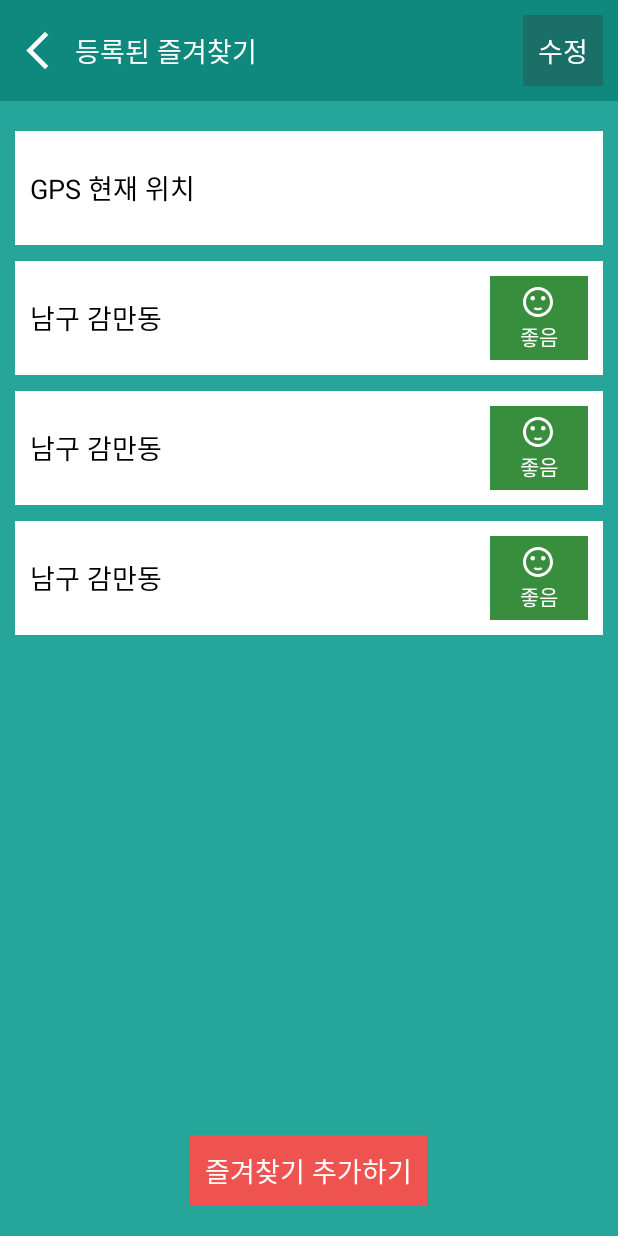
After one commit to yoonsangkwak/soft_squared, an Android app: the layout activity_favorite.xml on its own in the app's theme, with its tools: preview values and no code run, on a phone screen of 412 x 824 dp. The commit adds this screen. Run offline under Robolectric (Android 15) with nearby library versions, the phone set to English and light mode, and no system bars.

Commit message:
favorite activity

```diff
--- a/MyAPI/app/src/main/AndroidManifest.xml
+++ b/MyAPI/app/src/main/AndroidManifest.xml
@@ -6,13 +6,14 @@
     <uses-permission android:name="android.permission.ACCESS_FINE_LOCATION" />
 
     <application
-        android:usesCleartextTraffic="true"
         android:allowBackup="false"
         android:icon="@mipmap/ic_launcher"
         android:label="@string/app_name"
         android:roundIcon="@mipmap/ic_launcher_round"
         android:supportsRtl="true"
-        android:theme="@style/Theme.MyAPI">
+        android:theme="@style/Theme.MyAPI"
+        android:usesCleartextTraffic="true">
+        <activity android:name=".FavoriteActivity"></activity>
         <activity android:name=".MainActivity">
             <intent-filter>
                 <action android:name="android.intent.action.MAIN" />
--- a/MyAPI/app/src/main/res/drawable/ic_arrow_next.xml
+++ b/MyAPI/app/src/main/res/drawable/ic_right.xml
@@ -7,5 +7,5 @@
     android:autoMirrored="true">
   <path
       android:fillColor="@android:color/white"
-      android:pathData="M6.23,20.23l1.77,1.77l10,-10l-10,-10l-1.77,1.77l8.23,8.23z"/>
+      android:pathData="M10,17l5,-5 -5,-5v10z"/>
 </vector>
--- /dev/null
+++ b/MyAPI/app/src/main/res/layout/activity_favorite.xml
@@ -0,0 +1,111 @@
+<?xml version="1.0" encoding="utf-8"?>
+<LinearLayout xmlns:android="http://schemas.android.com/apk/res/android"
+    xmlns:app="http://schemas.android.com/apk/res-auto"
+    xmlns:tools="http://schemas.android.com/tools"
+    android:layout_width="match_parent"
+    android:layout_height="match_parent"
+    android:orientation="vertical"
+    android:background="#26A69A"
+    tools:context=".FavoriteActivity">
+
+    <LinearLayout
+        android:layout_width="match_parent"
+        android:layout_height="wrap_content"
+        android:background="#0F887D"
+        android:padding="10dp"
+        android:orientation="horizontal">
+
+        <ImageView
+            android:id="@+id/search_back"
+            android:layout_width="30dp"
+            android:layout_height="30dp"
+            android:layout_gravity="center"
+            android:src="@drawable/ic_arrow_back"
+            app:tint="@color/white" />
+
+        <TextView
+            android:layout_width="0dp"
+            android:layout_height="wrap_content"
+            android:layout_gravity="center"
+            android:layout_marginHorizontal="10dp"
+            android:layout_weight="1"
+            android:textSize="18sp"
+            android:textColor="@color/white"
+            android:text="등록된 즐겨찾기" />
+
+        <TextView
+            android:id="@+id/search_edit"
+            android:layout_width="wrap_content"
+            android:layout_height="wrap_content"
+            android:padding="10dp"
+            android:background="#1A7068"
+            android:textColor="@color/white"
+            android:textSize="18sp"
+            android:text="수정" />
+
+    </LinearLayout>
+
+    <LinearLayout
+        android:layout_width="match_parent"
+        android:layout_height="wrap_content"
+        android:layout_marginTop="20dp"
+        android:layout_marginBottom="5dp"
+        android:layout_marginHorizontal="10dp"
+        android:background="#fff"
+        android:padding="10dp"
+        android:orientation="horizontal">
+
+        <TextView
+            android:layout_width="0dp"
+            android:layout_height="wrap_content"
+            android:layout_gravity="center"
+            android:layout_weight="1"
+            android:textColor="@color/black"
+            android:textSize="18sp"
+            android:text="GPS 현재 위치" />
+
+        <LinearLayout
+            android:id="@+id/search_here_layout"
+            android:layout_width="wrap_content"
+            android:layout_height="wrap_content"
+            android:paddingVertical="5dp"
+            android:paddingHorizontal="20dp"
+            android:orientation="vertical">
+
+            <ImageView
+                android:id="@+id/search_here_image"
+                android:layout_width="wrap_content"
+                android:layout_height="wrap_content"
+                android:src="@drawable/ic_good"
+                app:tint="@color/white" />
+
+            <TextView
+                android:id="@+id/search_here_status"
+                android:layout_width="wrap_content"
+                android:layout_height="wrap_content"
+                android:textColor="@color/white"
+                android:text="좋음" />
+        </LinearLayout>
+
+    </LinearLayout>
+
+    <androidx.recyclerview.widget.RecyclerView
+        android:id="@+id/search_location_recycler_view"
+        android:layout_width="match_parent"
+        android:layout_height="0dp"
+        android:layout_weight="1"
+        tools:listitem="@layout/item_location"/>
+
+    <TextView
+        android:id="@+id/search_add_favorite"
+        android:layout_width="wrap_content"
+        android:layout_height="wrap_content"
+        android:layout_marginVertical="20dp"
+        android:layout_gravity="center"
+        android:padding="10dp"
+        android:background="#EF5350"
+        android:textSize="18sp"
+        android:textColor="@color/white"
+        android:text="즐겨찾기 추가하기" />
+
+</LinearLayout>
--- /dev/null
+++ b/MyAPI/app/src/main/res/layout/item_location.xml
@@ -0,0 +1,42 @@
+<?xml version="1.0" encoding="utf-8"?>
+<LinearLayout xmlns:android="http://schemas.android.com/apk/res/android"
+    xmlns:app="http://schemas.android.com/apk/res-auto"
+    android:layout_width="match_parent"
+    android:layout_height="wrap_content"
+    android:layout_marginVertical="5dp"
+    android:layout_marginHorizontal="10dp"
+    android:background="#fff"
+    android:padding="10dp"
+    android:orientation="horizontal">
+
+    <TextView
+        android:layout_width="0dp"
+        android:layout_height="wrap_content"
+        android:layout_gravity="center"
+        android:layout_weight="1"
+        android:textColor="@color/black"
+        android:textSize="18sp"
+        android:text="남구 감만동" />
+
+    <LinearLayout
+        android:layout_width="wrap_content"
+        android:layout_height="wrap_content"
+        android:background="@color/good"
+        android:paddingVertical="5dp"
+        android:paddingHorizontal="20dp"
+        android:orientation="vertical">
+
+        <ImageView
+            android:layout_width="wrap_content"
+            android:layout_height="wrap_content"
+            android:src="@drawable/ic_good"
+            app:tint="@color/white" />
+
+        <TextView
+            android:layout_width="wrap_content"
+            android:layout_height="wrap_content"
+            android:textColor="@color/white"
+            android:text="좋음" />
+    </LinearLayout>
+
+</LinearLayout>
```
Also changed, not shown: MyAPI/app/src/main/java/site/yoonsang/myapi/DustFragmentAdapter.kt (+8 -8 lines), MyAPI/app/src/main/java/site/yoonsang/myapi/FavoriteActivity.kt (added, +41 -0 lines), MyAPI/app/src/main/java/site/yoonsang/myapi/MainActivity.kt (+49 -2 lines), MyAPI/app/src/main/res/drawable/detail_bad_background.xml (added, +9 -0 lines), MyAPI/app/src/main/res/drawable/detail_good_background.xml (added, +9 -0 lines), MyAPI/app/src/main/res/drawable/detail_very_bad_background.xml (added, +9 -0 lines), MyAPI/app/src/main/res/drawable/detail_very_good_background.xml (added, +9 -0 lines), MyAPI/app/src/main/res/drawable/ic_left.xml (added, +11 -0 lines), MyAPI/app/src/main/res/layout/activity_main.xml (+16 -20 lines), MyAPI/app/src/main/res/layout/fragment_dust_detail.xml (+26 -12 lines), MyAPI/app/src/main/res/values/colors.xml (+12 -0 lines).
